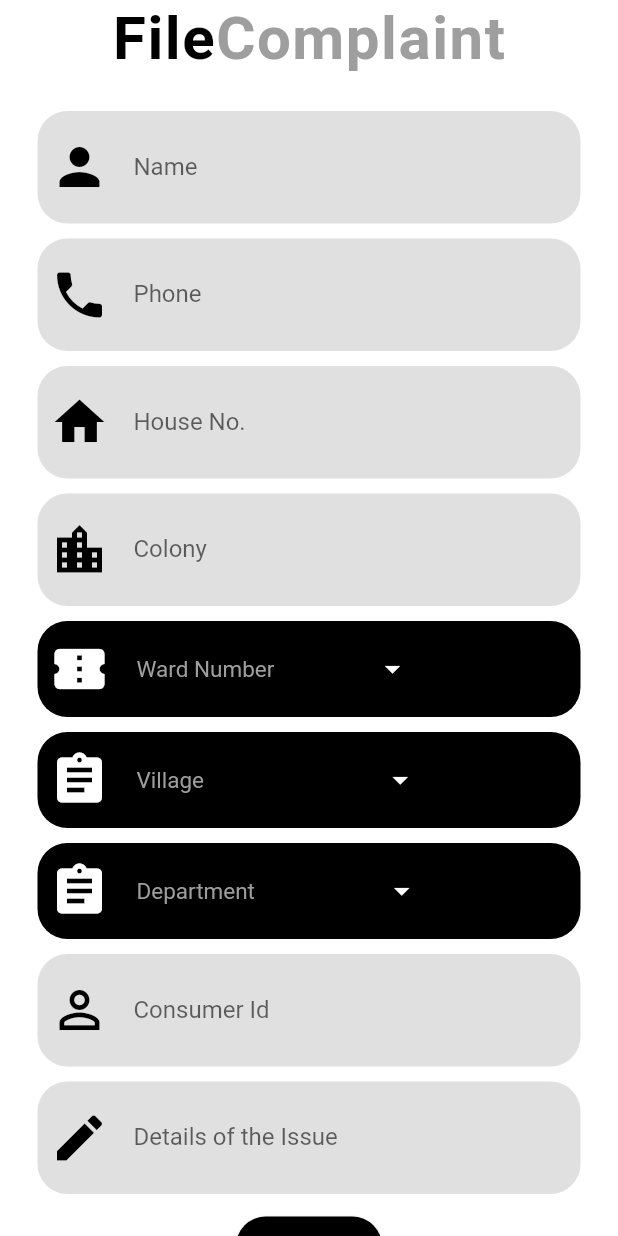
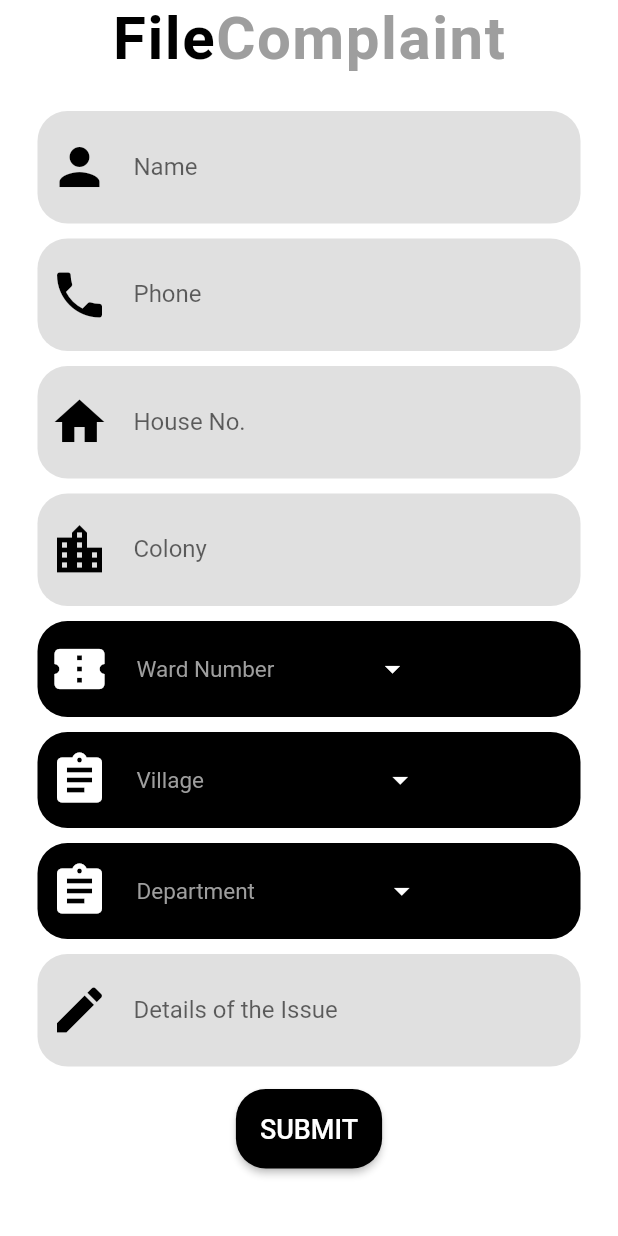
Before and after one commit to nj1902/samadhaan-master123-master-new, a Flutter app: the Complaint screen opened directly, scrolled down 433 dp, on a phone screen of 412 x 824 dp. Run offline on Flutter 3.47's test engine with Material 2 defaults, Android fonts, the phone set to English and light mode, and no system bars; our stand-ins replace cloud_firestore, flutter_spinkit, velocity_x; accounts and stored records are empty; Roboto replaces fonts that are missing (Sans Serif).

Commit message:
done new

```diff
--- a/lib/screens/complaint.dart
+++ b/lib/screens/complaint.dart
@@ -370,35 +370,35 @@ class _ComplaintState extends State<Complaint>
                               ],
                             ),
                           ),
-                          SizedBox(
-                            height: 10,
-                          ),
-                          Container(
-                            width: double.infinity,
-                            padding: EdgeInsets.all(8),
-                            decoration: BoxDecoration(
-                                color: Colors.grey[300],
-                                borderRadius: BorderRadius.circular(20)),
-                            child: TextFormField(
-                              keyboardType: TextInputType.text,
-                              autocorrect: false,
-                              controller: _consumerController,
-                              maxLines: 1,
-                              //validator: (value) {},
-                              decoration: InputDecoration(
-                                  icon: Icon(
-                                    Icons.person_outline,
-                                    size: 40,
-                                    color: Colors.black,
-                                  ),
-                                  enabledBorder: InputBorder.none,
-                                  labelText: 'Consumer Id',
-                                  hintText: "Enter a Consumer Id",
-                                  labelStyle: TextStyle(
-                                      decorationStyle:
-                                          TextDecorationStyle.solid)),
-                            ),
-                          ),
+//                          SizedBox(
+//                            height: 10,
+//                          ),
+//                          Container(
+//                            width: double.infinity,
+//                            padding: EdgeInsets.all(8),
+//                            decoration: BoxDecoration(
+//                                color: Colors.grey[300],
+//                                borderRadius: BorderRadius.circular(20)),
+//                            child: TextFormField(
+//                              keyboardType: TextInputType.text,
+//                              autocorrect: false,
+//                              controller: _consumerController,
+//                              maxLines: 1,
+//                              //validator: (value) {},
+//                              decoration: InputDecoration(
+//                                  icon: Icon(
+//                                    Icons.person_outline,
+//                                    size: 40,
+//                                    color: Colors.black,
+//                                  ),
+//                                  enabledBorder: InputBorder.none,
+//                                  labelText: 'Consumer Id',
+//                                  hintText: "Enter a Consumer Id",
+//                                  labelStyle: TextStyle(
+//                                      decorationStyle:
+//                                          TextDecorationStyle.solid)),
+//                            ),
+//                          ),
                           SizedBox(
                             height: 10,
                           ),
@@ -545,6 +545,16 @@ class _ComplaintState extends State<Complaint>
                                         ],
                                       ));
                                 } else {
+                                  setState(() {
+                                    _nameController.clear();
+                                    _phoneController.clear();
+                                    _houseController.clear();
+                                    _colonyController.clear();
+                                    _detailsController.clear();
+                                    _selectedDepartment = null;
+                                    _village = null;
+                                    _wardNumber = null;
+                                  });
                                   await sendData(refNum);
                                   _controller = scaffoldKey.currentState
                                       .showBottomSheet((context) {
@@ -615,7 +625,7 @@ class _ComplaintState extends State<Complaint>
           .collection("complaints")
           .document(refNum)
           .setData({
-        'consumerId': _consumerController.text,
+//        'consumerId': _consumerController.text,
         'name': _nameController.text,
         'phone': _phoneController.text,
         'house no': _houseController.text,
```
